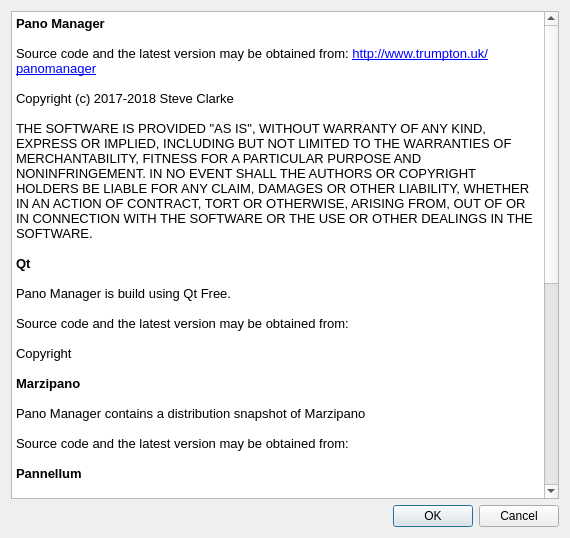
Above: src/dialogs/about/aboutdialog.ui from trumpton/PanoManager before the change. Below: the same form after it.
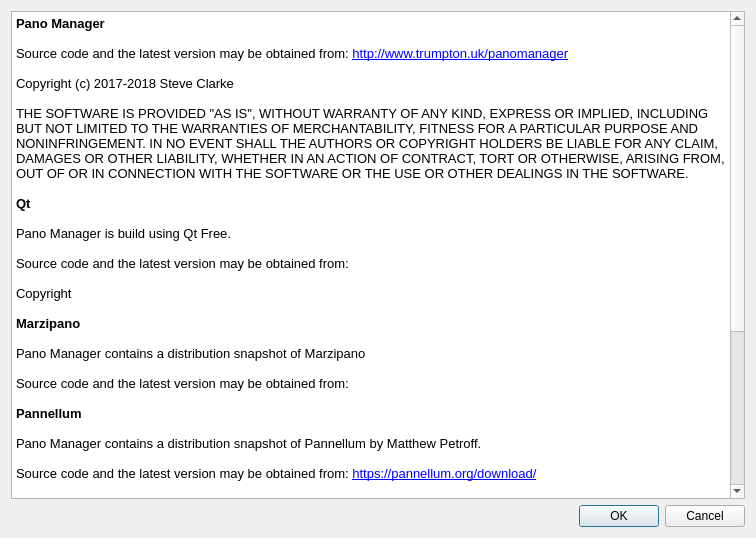
That is the form after the change.

Diff of the .ui file:
```diff
--- a/src/dialogs/about/aboutdialog.ui
+++ b/src/dialogs/about/aboutdialog.ui
@@ -9,7 +9,7 @@
    <rect>
     <x>0</x>
     <y>0</y>
-    <width>570</width>
+    <width>756</width>
     <height>538</height>
    </rect>
   </property>
```
